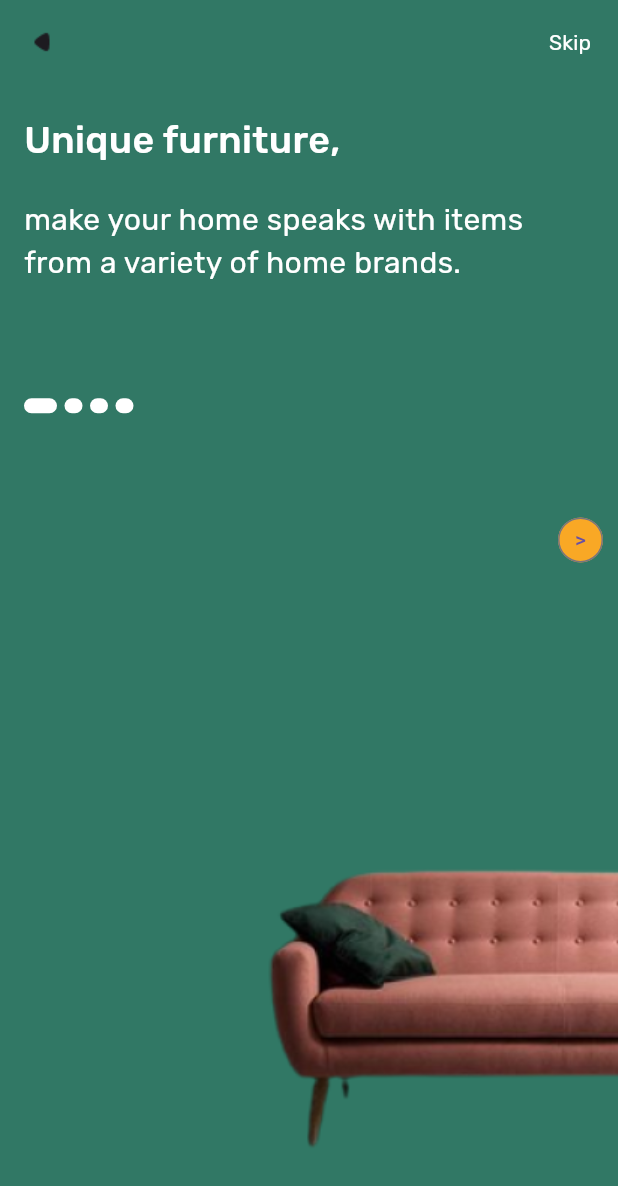
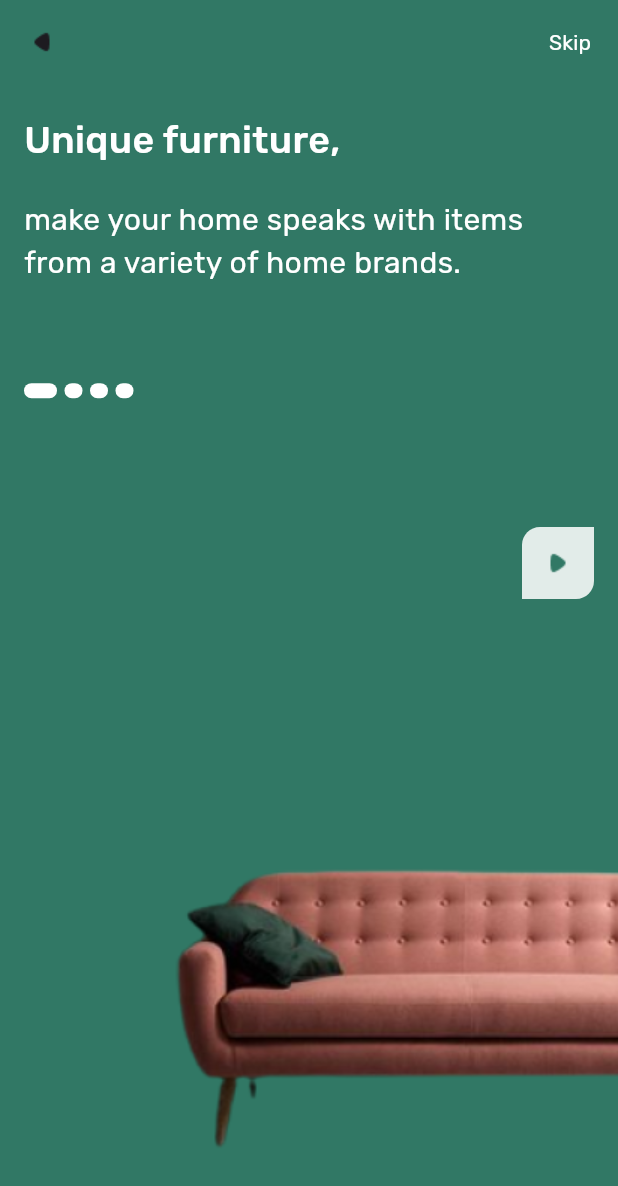
Before and after one commit to Muhammadiqbal-git/Decorly, a Flutter app: the OnBoardingIndicator screen opened directly, after a tap on "Skip", on a phone screen of 412 x 824 dp. Shown: the top 1186 px of the screen. Run offline on Flutter 3.47's test engine with Material 3 defaults, Android fonts, the phone set to English and light mode, and no system bars; our stand-ins replace flutter_bloc, flutter_svg, google_fonts.

Commit message:
onboarding done

```diff
--- a/lib/bloc/onboarding_cubit.dart
+++ b/lib/bloc/onboarding_cubit.dart
@@ -7,7 +7,6 @@ class OnboardingCubit extends Cubit<OnboardingState> {
   OnboardingCubit() : super(const OnboardingState(value: 0));
 
   void next(PageController pageController) {
-    print('Next fn pressed');
     if (state.value < 3) {
       emit(OnboardingState(value: state.value + 1));
       // pageController.animateToPage(state.value, duration: const Duration(milliseconds: 280), curve: Curves.linear);
--- a/lib/screens/onboarding.dart
+++ b/lib/screens/onboarding.dart
@@ -1,5 +1,6 @@
 import 'package:decorly/bloc/onboarding_cubit.dart';
 import 'package:decorly/theme.dart';
+import 'package:decorly/widgets/button_widget.dart';
 import 'package:flutter/material.dart';
 import 'package:flutter_bloc/flutter_bloc.dart';
 
@@ -17,21 +18,31 @@ class OnBoardingIndicator extends StatelessWidget {
     OnboardingItem(
         title: "Unique furniture,",
         desc: "make your home speaks with items from a variety of home brands.",
-        position: [-40, 40, 100, 100]),
+        position: [-25, 60, 160, 160]),
     OnboardingItem(
         title: "View in a room,",
         desc:
             "3d feature allows you efficiently visualize and arrange items within your space.",
-        position: [-100, -15, 100, 100]),
+        position: [-100, -15, 95, 115]),
     OnboardingItem(
         title: "Design Consultations,",
         desc: "Contact directly to any professional interior designer.",
-        position: [-100, -100, 0, 100]),
+        position: [
+          [120, -100],
+          [120, -100],
+          [13, 13],
+          [-100, 120]
+        ]),
     OnboardingItem(
         title: "Articles about design,",
         desc:
             "keep up-to-date on the latest news and updates related to decore and design.",
-        position: [-100, -100, -100, 0]),
+        position: [
+          [120, -100],
+          [120, -100],
+          [120, -100],
+          [10, 10]
+        ]),
   ];
   final PageController _pageController = PageController(initialPage: 0);
   @override
@@ -47,13 +58,12 @@ class OnBoardingIndicator extends StatelessWidget {
             onPressed: (() {
               BlocProvider.of<OnboardingCubit>(context)
                   .previous(_pageController);
-              print("pressed");
             }),
             icon: const ImageIcon(AssetImage('assets/imgs/back_arrow.png'))),
         actions: [
           TextButton(
               onPressed: (() {
-                print("skip pressed");
+                //TODO SKIP
               }),
               style: const ButtonStyle(
                   splashFactory: NoSplash.splashFactory,
@@ -71,7 +81,7 @@ class OnBoardingIndicator extends StatelessWidget {
                 crossAxisAlignment: CrossAxisAlignment.start,
                 children: [
                   SizedBox(
-                    height: getHeight(context, 20),
+                    height: 130,
                     child: BlocBuilder<OnboardingCubit, OnboardingState>(
                       builder: (context, state) {
                         return Column(
@@ -82,14 +92,20 @@ class OnBoardingIndicator extends StatelessWidget {
                             const SizedBox(
                               height: 20,
                             ),
-                            Text(onboarding_list[state.value].desc,
-                                style: desc.copyWith(color: white_cr))
+                            Text(
+                              onboarding_list[state.value].desc,
+                              style: desc.copyWith(color: white_cr),
+                              overflow: TextOverflow.ellipsis,
+                              maxLines: 3,
+                            )
                           ],
                         );
                       },
                     ),
                   ),
-                  SizedBox(height: getHeight(context, 3)),
+                  SizedBox(
+                    height: getHeight(context, 6),
+                  ),
                   BlocBuilder<OnboardingCubit, OnboardingState>(
                     builder: (context, state) {
                       print('State number ${state.value}');
@@ -109,7 +125,7 @@ class OnBoardingIndicator extends StatelessWidget {
                       );
                     },
                   ),
-                  SizedBox(height: getHeight(context, 6)),
+                  SizedBox(height: getHeight(context, 3)),
                 ],
               ),
             ),
@@ -120,27 +136,8 @@ class OnBoardingIndicator extends StatelessWidget {
                     fit: StackFit.expand,
                     alignment: Alignment.center,
                     children: [
-                      // BlocListener<OnboardingCubit, OnboardingState>(
-                      //   listener: (context, state) {
-                      //     print("terjadi perubahan ${_pageController.page}");
-                      //     // if (state.value - _pageController.page.value == 1) {
-
-                      //     // } else {
-
-                      //     // }
-                      //   },
-                      //   child: PageView(
-                      //     controller: _pageController,
-                      //     children: [
-                      //       Image.asset("assets/imgs/onboarding_item1.png"),
-                      //       Image.asset("assets/imgs/onboarding_item1.png"),
-                      //       Image.asset("assets/imgs/onboarding_item1.png"),
-                      //       Image.asset("assets/imgs/onboarding_item1.png"),
-
-                      //     ],
-                      //   ),
-                      // ),
                       AnimatedPositioned(
+                          curve: Curves.easeInOut,
                           bottom: getHeight(context, 5),
                           right: getWidth(context,
                               onboarding_list[0].position[state.value]),
@@ -150,54 +147,71 @@ class OnBoardingIndicator extends StatelessWidget {
                             width: getWidth(context, 100),
                           )),
                       AnimatedPositioned(
+                          curve: Curves.easeInOut,
                           bottom: 0,
                           right: getWidth(context,
                               onboarding_list[1].position[state.value]),
                           duration: const Duration(milliseconds: 290),
                           child: Image.asset(
                             "assets/imgs/onboarding_item2.png",
-                            width: getWidth(context, 80),
+                            width: getWidth(context, 90),
                           )),
                       AnimatedPositioned(
+                          curve: Curves.easeInOut,
                           bottom: 0,
-                          right: state.value == 2
-                              ? null
-                              : getWidth(context,
-                                  onboarding_list[2].position[state.value]),
-                          duration: const Duration(milliseconds: 290),
+                          left: getWidth(context,
+                              onboarding_list[2].position[state.value][0]),
+                          right: getWidth(context,
+                              onboarding_list[2].position[state.value][1]),
+                          duration: const Duration(milliseconds: 310),
                           child: Image.asset(
                             "assets/imgs/onboarding_item3.png",
-                            width: getWidth(context, 70),
+                            width: getWidth(context, 100),
                           )),
                       AnimatedPositioned(
+                          curve: Curves.easeInOut,
                           bottom: 0,
-                          right: state.value == 3
-                              ? null
-                              : getWidth(context,
-                                  onboarding_list[3].position[state.value]),
-                          duration: const Duration(milliseconds: 290),
+                          left: getWidth(context,
+                              onboarding_list[3].position[state.value][0]),
+                          right: getWidth(context,
+                              onboarding_list[3].position[state.value][1]),
+                          duration: const Duration(milliseconds: 310),
                           child: Image.asset(
                             "assets/imgs/onboarding_item4.png",
                             width: getWidth(context, 80),
                           )),
                       Positioned(
-                        top: 0,
-                        right: 10,
-                        child: SizedBox(
-                          height: 30,
-                          width: 30,
-                          child: OutlinedButton(
-                              onPressed: () {
-                                print("Button onboarding pressed !!");
-                                BlocProvider.of<OnboardingCubit>(context)
-                                    .next(_pageController);
-                              },
-                              style: OutlinedButton.styleFrom(
-                                  backgroundColor: Colors.yellow.shade800,
-                                  padding: const EdgeInsets.all(0)),
-                              child: const Text('>')),
+                        top: getHeight(context, 5),
+                        right: 0,
+                        child: Padding(
+                            padding: const EdgeInsets.only(right: 16),
+                            child: CustomButton(
+                                function: () {
+                                  BlocProvider.of<OnboardingCubit>(context)
+                                      .next(_pageController);
+                                },
+                                colorButton: white_cr,
+                                heightButton: 48,
+                                widthButton: 48,
+                                opacityButton: 0.86,
+                                childButton: const ImageIcon(
+                                    AssetImage("assets/imgs/forward_arrow.png"),
+                                    color: primary_cr))),
+                      ),
+                      SizedBox.expand(
+                        child: GestureDetector(
+                          onHorizontalDragEnd: (details) {
+                            int sens = 50;
+                            if (details.primaryVelocity! > sens) {
+                              BlocProvider.of<OnboardingCubit>(context)
+                                  .previous(_pageController);
+                            } else if (details.primaryVelocity! < -sens) {
+                              BlocProvider.of<OnboardingCubit>(context)
+                                  .next(_pageController);
+                            }
+                          },
                         ),
-                      ),
+                      )
                     ],
                   );
                 },
--- a/lib/test_screens.dart
+++ b/lib/test_screens.dart
@@ -1,3 +1,4 @@
+import 'package:decorly/screens/login_page.dart';
 import 'package:decorly/screens/splash.dart';
 import 'package:decorly/theme.dart';
 import 'package:flutter/cupertino.dart';
@@ -8,6 +9,6 @@ class TestScreens extends StatelessWidget {
 
   @override
   Widget build(BuildContext context) {
-    return SplashScreens(screen_height: getHeight(context, 100),);
+    return LoginPage();
   }
 }
--- a/lib/theme.dart
+++ b/lib/theme.dart
@@ -2,13 +2,13 @@ import 'package:flutter/foundation.dart';
 import 'package:flutter/material.dart';
 import 'package:google_fonts/google_fonts.dart';
 
-Color primary_cr = const Color(0xFF317865);
-Color light_primary_cr = const Color(0xFFC9D9D2);
-Color secondary_cr = const Color(0xFFFFA892);
-Color text_cr = const Color(0xFF313131);
-Color subtle_text_cr = const Color(0xFF919191);
-Color accent_cr = const Color(0xFFEFF1ED);
-Color white_cr = const Color(0xFFFFFFFF);
+const Color primary_cr = Color(0xFF317865);
+const Color light_primary_cr = Color(0xFFC9D9D2);
+const Color secondary_cr = Color(0xFFFFA892);
+const Color text_cr = Color(0xFF313131);
+const Color subtle_text_cr = Color(0xFF919191);
+const Color accent_cr = Color(0xFFEFF1ED);
+const Color white_cr = Color(0xFFFFFFFF);
 
 TextStyle apps_name = GoogleFonts.gochiHand(fontSize: 24);
 TextStyle display =
@@ -36,11 +36,39 @@ double getHeight(BuildContext context, int size) {
   return MediaQuery.of(context).size.height * (size / 100);
 }
 
-double getScreenHeight(double size) {
-  print(
-      "height ${PlatformDispatcher.instance.views.first.physicalSize.height}");
-  print("height ${PlatformDispatcher.instance.views.first.physicalSize.width}");
+double getScreenRatio(double size) {
+  return PlatformDispatcher.instance.views.first.physicalSize.width /
+      PlatformDispatcher.instance.views.first.physicalSize.height *
+      (size / 100);
+}
 
-  return PlatformDispatcher.instance.views.first.physicalSize.width /
-      PlatformDispatcher.instance.views.first.physicalSize.height;
+class ButtonPainter extends CustomPainter {
+  final Color color;
+  final double opacity;
+  ButtonPainter({required this.color, this.opacity = 1.0});
+  @override
+  void paint(
+    Canvas canvas,
+    Size size,
+  ) {
+    Path path_0 = Path();
+    path_0.moveTo(0, 12);
+    path_0.cubicTo(0, 5.37258, 5.37258, 0, 12, 0);
+    path_0.lineTo(size.width, 0);
+    path_0.lineTo(size.width, size.height - 12);
+    path_0.cubicTo(size.width, size.height - 5.3726, size.width - 5.3726,
+        size.height, size.width - 12, size.height);
+    path_0.lineTo(0, size.height);
+
+    path_0.close();
+
+    Paint paint0Fill = Paint()..style = PaintingStyle.fill;
+    paint0Fill.color = color.withOpacity(opacity);
+    canvas.drawPath(path_0, paint0Fill);
+  }
+
+  @override
+  bool shouldRepaint(covariant CustomPainter oldDelegate) {
+    return true;
+  }
 }
--- /dev/null
+++ b/lib/widgets/button_widget.dart
@@ -0,0 +1,36 @@
+import 'package:decorly/theme.dart';
+import 'package:flutter/material.dart';
+
+class CustomButton extends StatelessWidget {
+  final Function() function;
+  final Color colorButton;
+  final double heightButton;
+  final double widthButton;
+  final Widget childButton;
+  final double opacityButton;
+  const CustomButton(
+      {super.key,
+      required this.function,
+      required this.colorButton,
+      required this.heightButton,
+      required this.widthButton,
+      required this.childButton,
+      this.opacityButton = 1.0});
+
+  @override
+  Widget build(BuildContext context) {
+    return InkWell(
+      splashFactory: NoSplash.splashFactory,
+      overlayColor: const MaterialStatePropertyAll(Colors.transparent),
+      onTap: function,
+      child: SizedBox(
+        height: heightButton,
+        width: widthButton,
+        child: CustomPaint(
+          painter: ButtonPainter(color: colorButton, opacity: opacityButton),
+          child: Center(child: childButton),
+        ),
+      ),
+    );
+  }
+}
```
Also changed, not shown: lib/screens/login_page.dart (added, +91 -0 lines), lib/screens/splash.dart (+5 -9 lines), lib/screens/tes.dart (deleted, +0 -11 lines), lib/widgets/form_widget.dart (added, +10 -0 lines), assets/imgs/back_arrow.svg (deleted), assets/imgs/container.svg (added), assets/imgs/forward_arrow.png (added), assets/imgs/logo.svg (added), assets/imgs/next button.svg (added).
